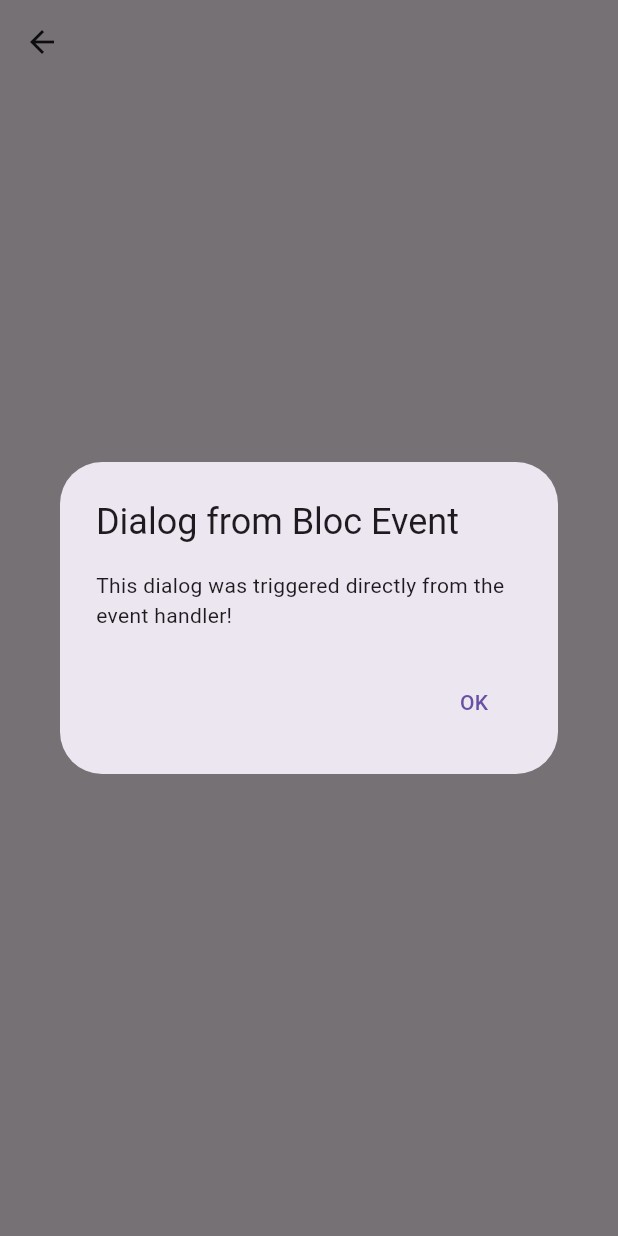
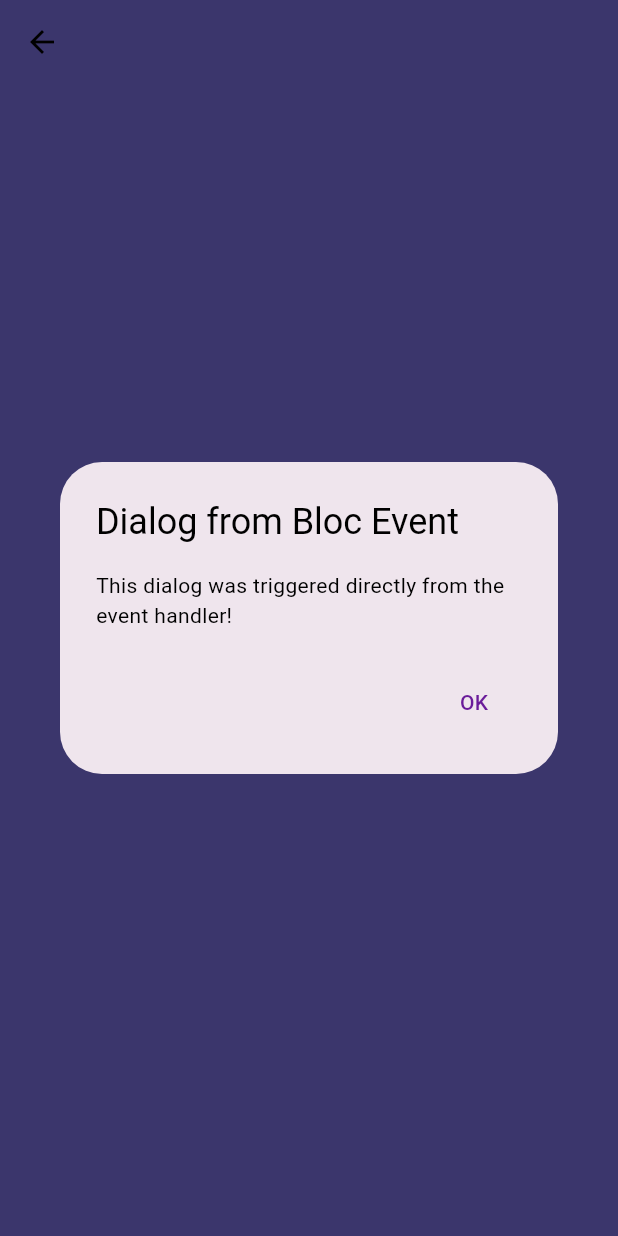
Before and after one commit to faizo67/functional_app, a Flutter app: the NextScreen screen opened by its route, after a tap on "Go Back", on a phone screen of 412 x 824 dp. Run offline on Flutter 3.47's test engine with Material 3 defaults, Android fonts, the phone set to English and light mode, and no system bars; our stand-ins replace dio, flutter_bloc, get_it, go_router, shared_preferences; accounts and stored records are empty; network calls fail.

Commit message:
changes in utils file
Added
App_theme.dart
Custom Product Card

```diff
--- /dev/null
+++ b/lib/core/utils/app_theme.dart
@@ -0,0 +1,32 @@
+import 'package:flutter/material.dart';
+
+final ThemeData appThemeColor = ThemeData(
+  brightness: Brightness.light,
+  primaryColor: Color(0xFF6A1B9A), // Purple
+  colorScheme: ColorScheme.fromSeed(
+    seedColor: Color(0xFF6A1B9A),
+    primary: Color(0xFF6A1B9A),
+    secondary: Color(0xFF00ACC1), // Teal
+    surface: const Color.fromARGB(255, 129, 117, 236),
+    background: Color(0xFFF3E5F5),
+    onPrimary: Colors.white,
+    onSecondary: Colors.white,
+    onSurface: Colors.black,
+    onBackground: Colors.black,
+    brightness: Brightness.light,
+  ),
+  elevatedButtonTheme: ElevatedButtonThemeData(
+    style: ElevatedButton.styleFrom(
+      backgroundColor: Color(0xFF6A1B9A), // Apply your purple
+      foregroundColor: Colors.white,
+      shape: RoundedRectangleBorder(borderRadius: BorderRadius.circular(12)),
+    ),
+  ),
+  textTheme: TextTheme(
+    bodyLarge: TextStyle(color: Colors.black87),
+    titleLarge: TextStyle(
+      color: Color(0xFF6A1B9A),
+      fontWeight: FontWeight.bold,
+    ),
+  ),
+);
--- a/lib/main.dart
+++ b/lib/main.dart
@@ -1,5 +1,6 @@
 import 'package:flutter/material.dart';
 import 'package:flutter_bloc/flutter_bloc.dart';
+import 'package:functional_app/core/utils/app_theme.dart';
 import 'package:functional_app/presentation/bloc/home/home_bloc.dart';
 import 'package:functional_app/presentation/bloc/login/login_bloc.dart';
 import 'service_locator.dart';
@@ -24,6 +25,7 @@ class MyApp extends StatelessWidget {
         BlocProvider(create: (_) => getIt<HomeBloc>()),
       ],
       child: MaterialApp.router(
+        theme: appThemeColor,
         debugShowCheckedModeBanner: false,
         title: 'Flutter Demo',
         routerConfig: router,
--- a/lib/presentation/bloc/home/home_bloc.dart
+++ b/lib/presentation/bloc/home/home_bloc.dart
@@ -9,6 +9,7 @@ class HomeBloc extends Bloc<HomeEvent, HomeState> {
   final HomeUseCase homeUseCase;
   HomeBloc(this.homeUseCase) : super(HomeInitial()) {
     on<FetchHomeData>(_onFetchHomeData);
+
     on<ShowDialogEvent>((event, emit) {
       event.showDialogCallback();
     });
--- a/lib/presentation/screen/home_ui.dart
+++ b/lib/presentation/screen/home_ui.dart
@@ -1,11 +1,12 @@
 import 'package:flutter/material.dart';
 import 'package:flutter_bloc/flutter_bloc.dart';
+import 'package:functional_app/core/utils/app_theme.dart';
+import 'package:functional_app/core/utils/event_handler_call_back.dart';
+import 'package:functional_app/core/utils/home/custom_product_card.dart';
 import '../bloc/home/home_bloc.dart';
 import '../bloc/home/home_event.dart';
 import '../bloc/home/home_state.dart';
 import '../../domain/usecases/home_usecase.dart';
-import '../../data/models/product_model.dart';
-import 'package:go_router/go_router.dart';
 
 /// HomeUI receives the accessToken from the login page and displays a list of products.
 /// Now uses HomeBloc and HomeUseCase to fetch products from the API.
@@ -24,6 +25,8 @@ class HomeUI extends StatelessWidget {
       create: (_) =>
           HomeBloc(homeUseCase)..add(FetchHomeData(accessToken: accessToken)),
       child: Scaffold(
+        // Use the appThemeColor for consistent theming surface is for body background
+        backgroundColor: appThemeColor.colorScheme.surface,
         appBar: AppBar(title: Text('Products')),
         body: BlocBuilder<HomeBloc, HomeState>(
           builder: (context, state) {
@@ -47,20 +50,8 @@ class HomeUI extends StatelessWidget {
                         ),
                       );
                     },
-                    child: ListTile(
-                      leading: Image.network(
-                        product.image,
-                        width: 50,
-                        height: 50,
-                        fit: BoxFit.cover,
-                      ),
-                      title: Text(product.title),
-                      subtitle: Text(' 24${product.price.toStringAsFixed(2)}'),
-                      onTap: () {
-                        // Use go_router for navigation to details
-                        context.go('/home/details', extra: product.title);
-                      },
-                    ),
+                    // Use the customProductCard function to create the card
+                    child: customProductCard(product, context),
                   );
                 },
               );
@@ -92,25 +83,7 @@ class NextScreen extends StatelessWidget {
             SizedBox(height: 20),
             ElevatedButton(
               onPressed: () {
-                context.read<HomeBloc>().add(
-                  ShowDialogEvent(() {
-                    showDialog(
-                      context: context,
-                      builder: (context) => AlertDialog(
-                        title: Text('Dialog from Bloc Event'),
-                        content: Text(
-                          'This dialog was triggered directly from the event handler!',
-                        ),
-                        actions: [
-                          TextButton(
-                            onPressed: () => Navigator.of(context).pop(),
-                            child: Text('OK'),
-                          ),
-                        ],
-                      ),
-                    );
-                  }),
-                );
+                context.read<HomeBloc>().add(eventHandlerCallBack(context));
               },
               child: Text('Go Back'),
             ),
```
Also changed, not shown: lib/core/utils/home/custom_Product_tile.dart (added, +20 -0 lines), lib/core/utils/home/custom_product_card.dart (added, +24 -0 lines).
